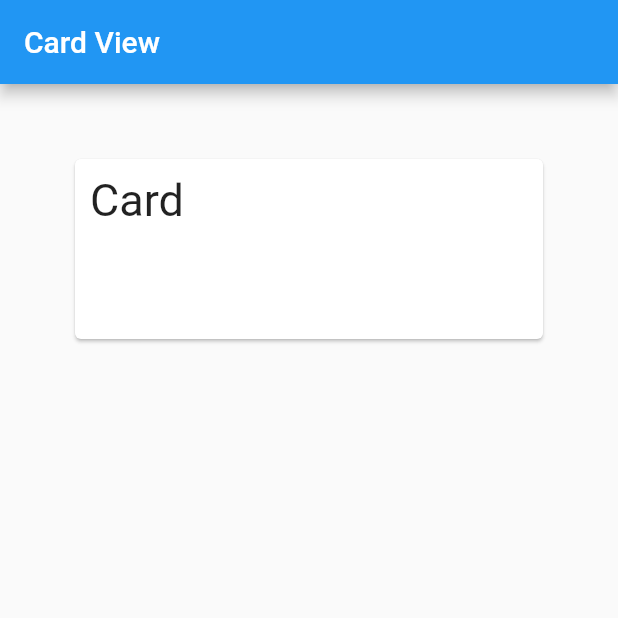
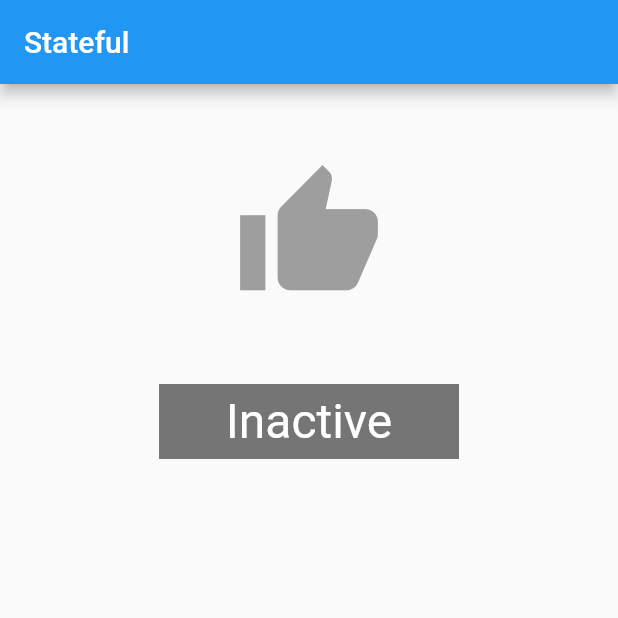
Before and after one commit to kazuma-fujita/flutter_doc_jp_layout_tutorial, a Flutter app: the screen it shows after launch, on a phone screen of 412 x 824 dp, the top half of it. Run offline on Flutter 3.47's test engine with Material 2 defaults, Android fonts, the phone set to English and light mode, and no system bars.

Commit message:
StatefulSample added.

```diff
--- a/lib/main.dart
+++ b/lib/main.dart
@@ -1,10 +1,11 @@
 import 'package:flutter/material.dart';
 import 'package:flutter/rendering.dart';
-import 'package:flutter_doc_jp_layout_tutorial/card_view.dart';
+
+import 'stateful_sample.dart';
 
 void main() {
   debugPaintSizeEnabled = true;
-  runApp(CardWidget());
+  runApp(StatefulSample());
 }
 
 class MyApp extends StatelessWidget {
--- /dev/null
+++ b/lib/stateful_sample.dart
@@ -0,0 +1,70 @@
+import 'package:flutter/material.dart';
+
+class StatefulSample extends StatelessWidget {
+  @override
+  Widget build(BuildContext context) {
+    return MaterialApp(
+      title: 'stateful',
+      home: Scaffold(
+        appBar: AppBar(
+          title: const Text('Stateful'),
+        ),
+        body: Center(
+          child: ClickGood(),
+        ),
+      ),
+    );
+  }
+}
+
+class ClickGood extends StatefulWidget {
+  @override
+  _ClickGoodState createState() => _ClickGoodState();
+}
+
+class _ClickGoodState extends State<ClickGood> {
+  bool _active = false;
+
+  void _handleTap() {
+    setState(() {
+      _active = !_active;
+    });
+  }
+
+  @override
+  Widget build(BuildContext context) {
+    return GestureDetector(
+      onTap: _handleTap,
+      child: Container(
+        child: Column(
+          children: [
+            Container(
+              child: Center(
+                child: new Icon(
+                  Icons.thumb_up,
+                  color: _active ? Colors.orange[700] : Colors.grey[500],
+                  size: 100,
+                ),
+              ),
+              width: 200,
+              height: 200,
+            ),
+            Container(
+              child: Center(
+                child: Text(
+                  _active ? 'Active' : 'Inactive',
+                  style: const TextStyle(fontSize: 32, color: Colors.white),
+                ),
+              ),
+              width: 200,
+              height: 50,
+              decoration: BoxDecoration(
+                color: _active ? Colors.orange[700] : Colors.grey[600],
+              ),
+            ),
+          ],
+        ),
+      ),
+    );
+  }
+}
```
